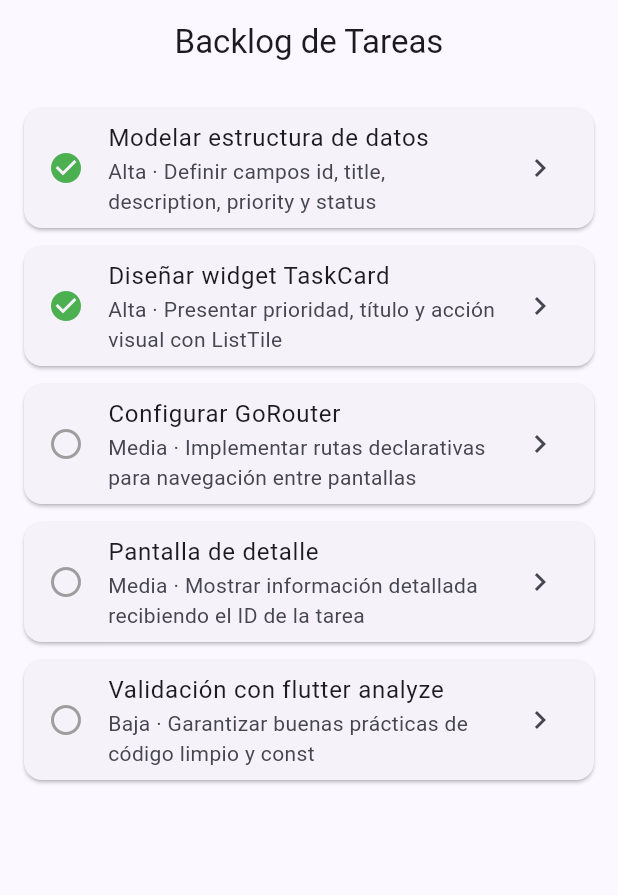
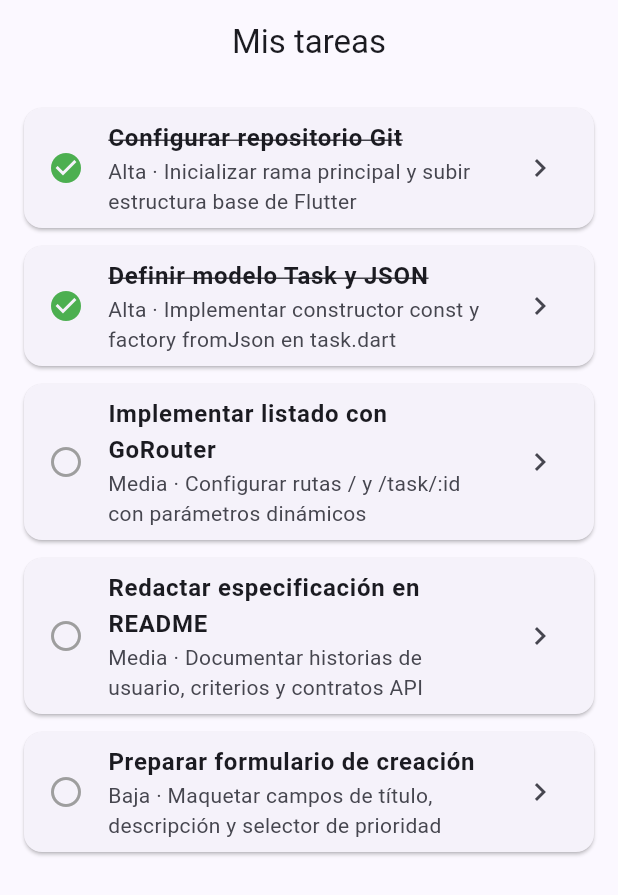
Before and after one commit to WinterPovea/AplicacionesMoviles, a Flutter app: the screen it shows after launch, on a phone screen of 412 x 824 dp. Shown: the top 895 px of the screen. Run offline on Flutter 3.47's test engine with Material 3 defaults, Android fonts, the phone set to English and light mode, and no system bars; our stand-ins replace go_router.

Commit message:
docs: definir alcance y modelo de TaskFlow

```diff
--- a/lib/main.dart
+++ b/lib/main.dart
@@ -1,84 +1,78 @@
 import 'package:flutter/material.dart';
 import 'package:go_router/go_router.dart';
+
+import 'task.dart';
 
 void main() {
   runApp(const TaskFlowApp());
 }
 
-// 1. MODELO DE DATOS
-class Task {
-  const Task({
-    required this.id,
-    required this.title,
-    required this.description,
-    required this.priority,
-    required this.isCompleted,
-  });
-
-  final int id;
-  final String title;
-  final String description;
-  final String priority;
-  final bool isCompleted;
-}
-
-// 2. BACKLOG ESTÁTICO (Fuente temporal de datos)
-const demoTasks = [
+const demoTasks = <Task>[
   Task(
-    id: 1,
-    title: 'Modelar estructura de datos',
-    description: 'Definir campos id, title, description, priority y status',
+    id: 101,
+    title: 'Configurar repositorio Git',
+    description:
+        'Inicializar rama principal y subir estructura base de Flutter',
     priority: 'Alta',
     isCompleted: true,
+    userId: 1,
   ),
   Task(
-    id: 2,
-    title: 'Diseñar widget TaskCard',
-    description: 'Presentar prioridad, título y acción visual con ListTile',
+    id: 102,
+    title: 'Definir modelo Task y JSON',
+    description:
+        'Implementar constructor const y factory fromJson en task.dart',
     priority: 'Alta',
     isCompleted: true,
+    userId: 1,
   ),
   Task(
-    id: 3,
-    title: 'Configurar GoRouter',
-    description: 'Implementar rutas declarativas para navegación entre pantallas',
+    id: 103,
+    title: 'Implementar listado con GoRouter',
+    description: 'Configurar rutas / y /task/:id con parámetros dinámicos',
     priority: 'Media',
     isCompleted: false,
+    userId: 1,
   ),
   Task(
-    id: 4,
-    title: 'Pantalla de detalle',
-    description: 'Mostrar información detallada recibiendo el ID de la tarea',
+    id: 104,
+    title: 'Redactar especificación en README',
+    description: 'Documentar historias de usuario, criterios y contratos API',
     priority: 'Media',
     isCompleted: false,
+    userId: 1,
   ),
   Task(
-    id: 5,
-    title: 'Validación con flutter analyze',
-    description: 'Garantizar buenas prácticas de código limpio y const',
+    id: 105,
+    title: 'Preparar formulario de creación',
+    description:
+        'Maquetar campos de título, descripción y selector de prioridad',
     priority: 'Baja',
     isCompleted: false,
+    userId: 1,
   ),
 ];
 
-// 3. DECLARACIÓN DE RUTAS (GoRouter)
+Task? findTask(int? id) {
+  for (final task in demoTasks) {
+    if (task.id == id) return task;
+  }
+  return null;
+}
+
 final appRouter = GoRouter(
   routes: [
-    GoRoute(
-      path: '/',
-      builder: (context, state) => const TaskListScreen(),
-    ),
+    GoRoute(path: '/', builder: (context, state) => const TaskListScreen()),
     GoRoute(
       path: '/task/:id',
       builder: (context, state) {
-        final taskId = int.parse(state.pathParameters['id']!);
-        return TaskDetailScreen(taskId: taskId);
+        final id = int.tryParse(state.pathParameters['id'] ?? '');
+        return TaskDetailScreen(task: findTask(id));
       },
     ),
   ],
 );
 
-// 4. APLICACIÓN PRINCIPAL (MaterialApp.router)
 class TaskFlowApp extends StatelessWidget {
   const TaskFlowApp({super.key});
 
@@ -96,17 +90,13 @@ class TaskFlowApp extends StatelessWidget {
   }
 }
 
-// 5. PANTALLA PRINCIPAL (TaskListScreen)
 class TaskListScreen extends StatelessWidget {
   const TaskListScreen({super.key});
 
   @override
   Widget build(BuildContext context) {
     return Scaffold(
-      appBar: AppBar(
-        title: const Text('Backlog de Tareas'),
-        centerTitle: true,
-      ),
+      appBar: AppBar(title: const Text('Mis tareas'), centerTitle: true),
       body: ListView.builder(
         padding: const EdgeInsets.all(16),
         itemCount: demoTasks.length,
@@ -122,13 +112,8 @@ class TaskListScreen extends StatelessWidget {
   }
 }
 
-// 6. TARJETA DE TAREA (TaskCard navegable)
 class TaskCard extends StatelessWidget {
-  const TaskCard({
-    super.key,
-    required this.task,
-    this.onTap,
-  });
+  const TaskCard({super.key, required this.task, this.onTap});
 
   final Task task;
   final VoidCallback? onTap;
@@ -143,7 +128,13 @@ class TaskCard extends StatelessWidget {
           task.isCompleted ? Icons.check_circle : Icons.radio_button_unchecked,
           color: task.isCompleted ? Colors.green : Colors.grey,
         ),
-        title: Text(task.title),
+        title: Text(
+          task.title,
+          style: TextStyle(
+            decoration: task.isCompleted ? TextDecoration.lineThrough : null,
+            fontWeight: FontWeight.w600,
+          ),
+        ),
         subtitle: Text('${task.priority} · ${task.description}'),
         trailing: const Icon(Icons.chevron_right),
       ),
@@ -151,11 +142,10 @@ class TaskCard extends StatelessWidget {
   }
 }
 
-// 7. PANTALLA DE DETALLE (Con acción visual contextual)
 class TaskDetailScreen extends StatelessWidget {
-  const TaskDetailScreen({super.key, required this.taskId});
+  const TaskDetailScreen({super.key, required this.task});
 
-  final int taskId;
+  final Task? task;
 
   Color _getPriorityColor(String priority) {
     switch (priority) {
@@ -170,42 +160,67 @@ class TaskDetailScreen extends StatelessWidget {
 
   @override
   Widget build(BuildContext context) {
-    final task = demoTasks.firstWhere((item) => item.id == taskId);
-
+    final selected = task;
     return Scaffold(
-      appBar: AppBar(
-        title: const Text('Detalle de tarea'),
-        centerTitle: true,
-      ),
+      appBar: AppBar(title: const Text('Detalle de tarea'), centerTitle: true),
       body: Padding(
         padding: const EdgeInsets.all(24),
+        child: selected == null
+            ? Center(
                 child: Column(
+                  mainAxisSize: MainAxisSize.min,
+                  children: [
+                    const Icon(Icons.search_off, size: 48, color: Colors.grey),
+                    const SizedBox(height: 12),
+                    const Text('No se encontró esta tarea.'),
+                    const SizedBox(height: 24),
+                    FilledButton.tonalIcon(
+                      onPressed: () => context.pop(),
+                      icon: const Icon(Icons.arrow_back),
+                      label: const Text('Volver al listado'),
+                    ),
+                  ],
+                ),
+              )
+            : Column(
                 crossAxisAlignment: CrossAxisAlignment.start,
                 children: [
-            // Acción visual contextual: Tarjeta de estado dinámico
                   Container(
-              padding: const EdgeInsets.symmetric(horizontal: 16, vertical: 12),
+                    padding: const EdgeInsets.symmetric(
+                      horizontal: 16,
+                      vertical: 12,
+                    ),
                     decoration: BoxDecoration(
-                color: task.isCompleted
+                      color: selected.isCompleted
                           ? Colors.green.withAlpha(25)
                           : Colors.amber.withAlpha(25),
                       borderRadius: BorderRadius.circular(12),
                       border: Border.all(
-                  color: task.isCompleted ? Colors.green : Colors.amber.shade800,
+                        color: selected.isCompleted
+                            ? Colors.green
+                            : Colors.amber.shade800,
                       ),
                     ),
                     child: Row(
                       children: [
                         Icon(
-                    task.isCompleted ? Icons.check_circle : Icons.pending,
-                    color: task.isCompleted ? Colors.green : Colors.amber.shade800,
+                          selected.isCompleted
+                              ? Icons.check_circle
+                              : Icons.pending,
+                          color: selected.isCompleted
+                              ? Colors.green
+                              : Colors.amber.shade800,
                         ),
                         const SizedBox(width: 12),
                         Text(
-                    task.isCompleted ? 'Tarea Finalizada' : 'Tarea en Progreso',
+                          selected.isCompleted
+                              ? 'Tarea Finalizada'
+                              : 'Tarea en Progreso',
                           style: TextStyle(
                             fontWeight: FontWeight.bold,
-                      color: task.isCompleted ? Colors.green.shade900 : Colors.amber.shade900,
+                            color: selected.isCompleted
+                                ? Colors.green.shade900
+                                : Colors.amber.shade900,
                           ),
                         ),
                       ],
@@ -213,28 +228,31 @@ class TaskDetailScreen extends StatelessWidget {
                   ),
                   const SizedBox(height: 24),
                   Text(
-              task.title,
-              style: Theme.of(context).textTheme.headlineSmall?.copyWith(
-                    fontWeight: FontWeight.bold,
-                  ),
+                    selected.title,
+                    style: Theme.of(context).textTheme.headlineSmall
+                        ?.copyWith(fontWeight: FontWeight.bold),
                   ),
                   const SizedBox(height: 16),
                   Text(
-              task.description,
+                    selected.description,
                     style: Theme.of(context).textTheme.bodyLarge,
                   ),
                   const SizedBox(height: 20),
-            Row(
+                  Wrap(
+                    spacing: 8,
+                    runSpacing: 8,
                     children: [
                       Chip(
                         avatar: const Icon(Icons.flag, size: 16),
-                  label: Text('Prioridad: ${task.priority}'),
-                  backgroundColor: _getPriorityColor(task.priority).withAlpha(25),
+                        label: Text('Prioridad: ${selected.priority}'),
+                        backgroundColor: _getPriorityColor(selected.priority)
+                            .withAlpha(25),
                       ),
-                const SizedBox(width: 12),
                       Chip(
-                  label: Text('ID: #${task.id}'),
+                        avatar: const Icon(Icons.person, size: 16),
+                        label: Text('Usuario #${selected.userId}'),
                       ),
+                      Chip(label: Text('ID #${selected.id}')),
                     ],
                   ),
                   const Spacer(),
--- /dev/null
+++ b/lib/task.dart
@@ -0,0 +1,28 @@
+class Task {
+  const Task({
+    required this.id,
+    required this.title,
+    required this.description,
+    required this.priority,
+    required this.isCompleted,
+    required this.userId,
+  });
+
+  final int id;
+  final String title;
+  final String description;
+  final String priority;
+  final bool isCompleted;
+  final int userId;
+
+  factory Task.fromJson(Map<String, dynamic> json) {
+    return Task(
+      id: json['id'] as int,
+      title: json['title'] as String,
+      description: json['description'] as String,
+      priority: json['priority'] as String,
+      isCompleted: json['isCompleted'] as bool,
+      userId: json['userId'] as int,
+    );
+  }
+}
```
Also changed, not shown: 2 other files. Lines whose indentation alone changed are shown as unchanged.
